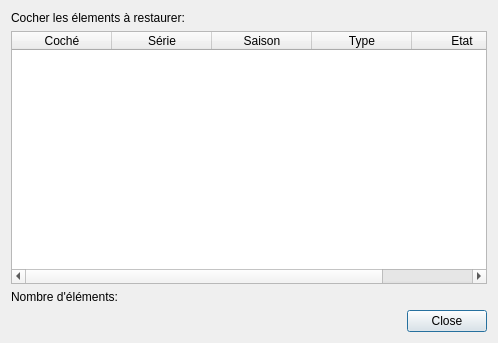
seigneurfuo/MyAnimeManager3, file src/ui/dialogs/deleted_elements.ui: the form before one commit.
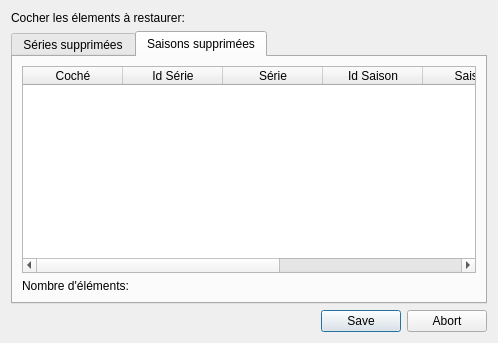
The form after the commit. Icons and pictures are not drawn.

Commit message: Elements surppimés: modification de l'interface pour séparer les séries et les saisons + déplacement de morceaux de code sur la fenetre de l'historique de visionnage.

```diff
--- a/src/ui/dialogs/deleted_elements.ui
+++ b/src/ui/dialogs/deleted_elements.ui
@@ -32,7 +32,17 @@
     </widget>
    </item>
    <item>
-    <widget class="QTableWidget" name="tableWidget">
+    <widget class="QTabWidget" name="tabWidget">
+     <property name="currentIndex">
+      <number>1</number>
+     </property>
+     <widget class="QWidget" name="tab">
+      <attribute name="title">
+       <string>Séries supprimées</string>
+      </attribute>
+      <layout class="QVBoxLayout" name="verticalLayout_3">
+       <item>
+        <widget class="QTableWidget" name="tableWidget_1">
      <property name="editTriggers">
       <set>QAbstractItemView::NoEditTriggers</set>
      </property>
@@ -56,6 +66,59 @@
      <column>
       <property name="text">
        <string>Série</string>
+          </property>
+         </column>
+        </widget>
+       </item>
+       <item>
+        <widget class="QLabel" name="label_3">
+         <property name="text">
+          <string>Nombre d'éléments:</string>
+         </property>
+        </widget>
+       </item>
+      </layout>
+     </widget>
+     <widget class="QWidget" name="tab_2">
+      <attribute name="title">
+       <string>Saisons supprimées</string>
+      </attribute>
+      <layout class="QVBoxLayout" name="verticalLayout_2">
+       <item>
+        <widget class="QTableWidget" name="tableWidget_2">
+         <property name="editTriggers">
+          <set>QAbstractItemView::NoEditTriggers</set>
+         </property>
+         <property name="selectionMode">
+          <enum>QAbstractItemView::SingleSelection</enum>
+         </property>
+         <property name="selectionBehavior">
+          <enum>QAbstractItemView::SelectRows</enum>
+         </property>
+         <attribute name="horizontalHeaderStretchLastSection">
+          <bool>true</bool>
+         </attribute>
+         <attribute name="verticalHeaderDefaultSectionSize">
+          <number>20</number>
+         </attribute>
+         <column>
+          <property name="text">
+           <string>Coché</string>
+          </property>
+         </column>
+         <column>
+          <property name="text">
+           <string>Id Série</string>
+          </property>
+         </column>
+         <column>
+          <property name="text">
+           <string>Série</string>
+          </property>
+         </column>
+         <column>
+          <property name="text">
+           <string>Id Saison</string>
       </property>
      </column>
      <column>
@@ -70,7 +133,7 @@
      </column>
      <column>
       <property name="text">
-       <string>Etat</string>
+           <string>Nombre de saisons</string>
       </property>
      </column>
     </widget>
@@ -82,13 +145,17 @@
      </property>
     </widget>
    </item>
+      </layout>
+     </widget>
+    </widget>
+   </item>
    <item>
     <widget class="QDialogButtonBox" name="buttonBox">
      <property name="orientation">
       <enum>Qt::Horizontal</enum>
      </property>
      <property name="standardButtons">
-      <set>QDialogButtonBox::Close</set>
+      <set>QDialogButtonBox::Abort|QDialogButtonBox::Save</set>
      </property>
     </widget>
    </item>
```
Left out of the diff: 40 changed lines with no effect on the pictures. Lines whose indentation alone changed are shown as unchanged. The commit also changes 2 other files.
